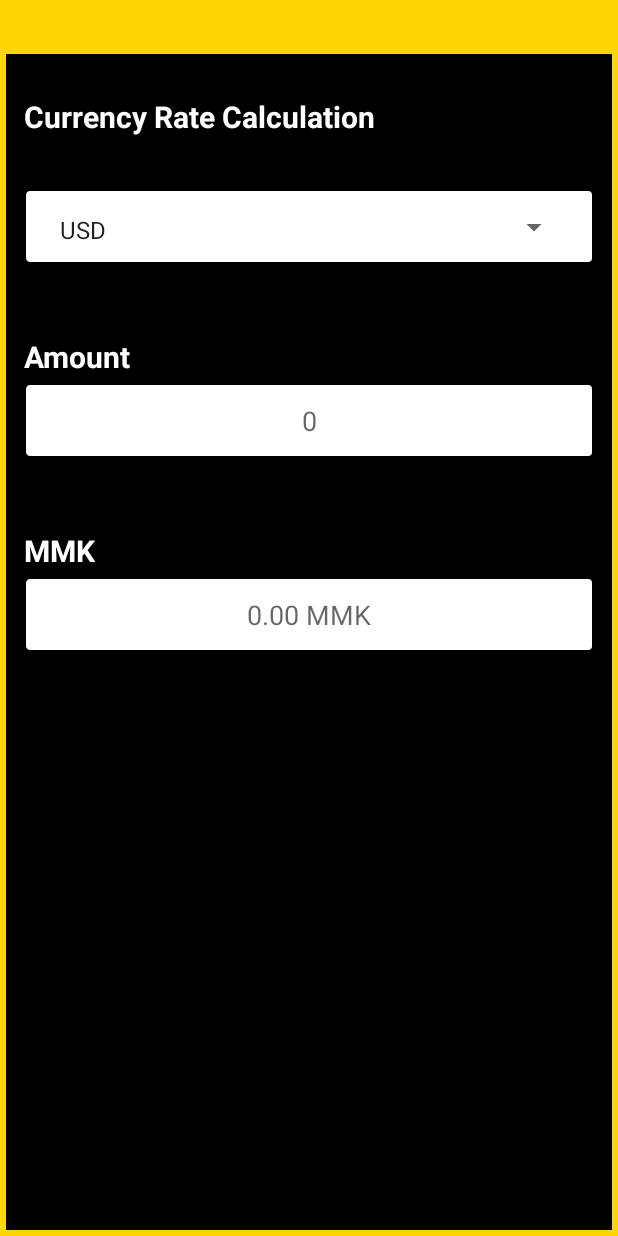
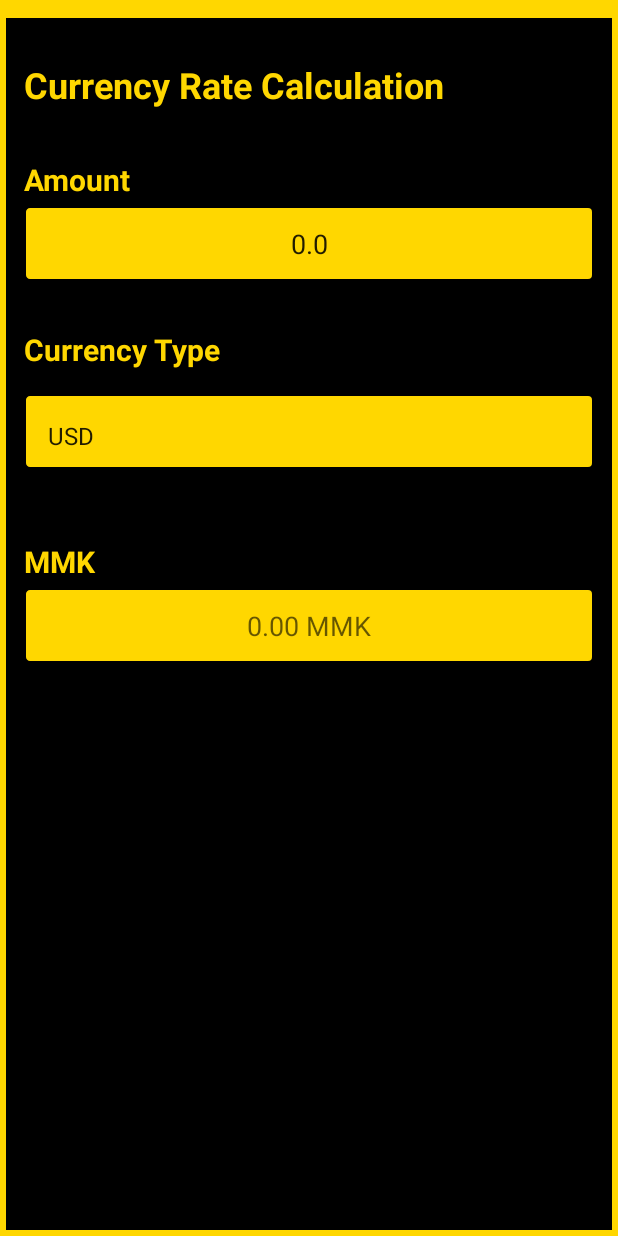
Before and after one commit to haymarsan/Exchange_Rate, an Android app: the layout fragment_currency_calculation.xml on its own in the app's theme, with its tools: preview values and no code run, on a phone screen of 412 x 824 dp. Run offline under Robolectric (Android 15) with nearby library versions, the phone set to English and light mode, and no system bars.

Commit message:
fix: Calculation Currency

```diff
--- a/app/src/main/res/drawable-v24/bg_square_border.xml
+++ b/app/src/main/res/drawable-v24/bg_square_border.xml
@@ -2,7 +2,7 @@
 <shape xmlns:android="http://schemas.android.com/apk/res/android"
     android:shape="rectangle">
 
-    <solid android:color="@android:color/white" />
+    <solid android:color="@color/gold" />
     <corners
             android:bottomLeftRadius="3dp"
             android:bottomRightRadius="3dp"
--- a/app/src/main/res/layout/fragment_demo_two.xml
+++ b/app/src/main/res/layout/fragment_currency_calculation.xml
@@ -20,61 +20,75 @@
     <RelativeLayout android:layout_width="match_parent" android:layout_height="match_parent"
                     android:id="@+id/rlFrame"
                     android:padding="@dimen/margin_card_medium_2"
-                    android:layout_marginTop="@dimen/margin_xlarge"
+                    android:layout_marginTop="@dimen/margin_medium"
                     android:background="@color/black">
 
         <TextView android:layout_width="match_parent" android:layout_height="50dp"
                   android:id="@+id/tvCalculationTitle"
                   android:layout_marginTop="@dimen/margin_medium_2"
                   android:text="Currency Rate Calculation"
+                  android:textSize="@dimen/text_heading_1x"
+                  android:textColor="@color/gold"
+                  android:textStyle="bold"/>
+
+
+        <TextView android:layout_width="match_parent" android:layout_height="wrap_content"
+                  android:id="@+id/tvAmount"
+                  android:text="Amount"
+                  android:layout_marginTop="@dimen/margin_medium_2"
+                  android:layout_below="@+id/tvCalculationTitle"
                   android:textSize="@dimen/text_regular_3x"
-                  android:textColor="@android:color/white"
+                  android:textColor="@color/gold"
+                  android:textStyle="bold"/>
+
+        <EditText android:layout_width="match_parent" android:layout_height="50dp"
+                  android:id="@+id/etAmount"
+                  android:layout_marginTop="@dimen/margin_small"
+                  android:layout_below="@+id/tvAmount"
+                  android:text="0.0"
+                  android:inputType="numberDecimal"
+                  android:textAlignment="center"
+                  android:background="@drawable/bg_square_border"/>
+
+        <TextView android:layout_width="match_parent" android:layout_height="wrap_content"
+                  android:id="@+id/tvCurrencyType"
+                  android:text="Currency Type"
+                  android:layout_marginTop="@dimen/margin_xlarge"
+                  android:layout_below="@+id/etAmount"
+                  android:textSize="@dimen/text_regular_3x"
+                  android:textColor="@color/gold"
                   android:textStyle="bold"/>
 
         <LinearLayout
                 android:id="@+id/llSpinner"
                 android:layout_width="match_parent"
                 android:layout_height="50dp"
-                android:layout_marginTop="@dimen/margin_card_medium_2"
-                android:layout_below="@id/tvCalculationTitle"
+                android:layout_marginTop="@dimen/margin_medium_2"
+                android:layout_below="@id/tvCurrencyType"
                 android:background="@drawable/bg_square_border"
                 android:paddingTop="@dimen/content_padding"
-                android:paddingBottom="@dimen/content_padding"
-                android:paddingStart="@dimen/content_padding"
-                android:paddingEnd="@dimen/content_padding">
+                android:paddingBottom="@dimen/content_padding2"
+                android:paddingStart="@dimen/content_padding2"
+                android:paddingEnd="@dimen/content_padding2">
             <Spinner
                     android:id="@+id/spnCurrency"
                     android:layout_width="match_parent"
                     android:layout_height="wrap_content"
                     android:clickable="false"
                     android:entries="@array/currency_arrays1"
-                    android:textSize="@dimen/text_regular"
+                    android:textSize="@dimen/text_regular_3x"
+                    android:backgroundTint="@color/gold"
             />
         </LinearLayout>
 
-        <TextView android:layout_width="match_parent" android:layout_height="wrap_content"
-                  android:id="@+id/tvAmount"
-                  android:text="Amount"
-                  android:layout_marginTop="@dimen/margin_xxlarge"
-                  android:layout_below="@+id/llSpinner"
-                  android:textSize="@dimen/text_regular_3x"
-                  android:textColor="@android:color/white"
-                  android:textStyle="bold"/>
 
-        <EditText android:layout_width="match_parent" android:layout_height="50dp"
-                  android:id="@+id/etAmount"
-                  android:layout_marginTop="@dimen/margin_small"
-                  android:layout_below="@+id/tvAmount"
-                  android:hint="0"
-                  android:textAlignment="center"
-                  android:background="@drawable/bg_square_border"/>
 
         <TextView android:layout_width="match_parent" android:layout_height="wrap_content"
                   android:id="@+id/tvMMK"
                   android:text="MMK"
                   android:layout_marginTop="@dimen/margin_xxlarge"
-                  android:layout_below="@+id/etAmount"
-                  android:textColor="@android:color/white"
+                  android:layout_below="@+id/llSpinner"
+                  android:textColor="@color/gold"
                   android:textSize="@dimen/text_regular_3x"
                   android:textStyle="bold"/>
 
--- a/app/src/main/res/values/dimens.xml
+++ b/app/src/main/res/values/dimens.xml
@@ -58,4 +58,5 @@
     <dimen name="labels_text_size">14sp</dimen>
 
     <dimen name="content_padding">16dp</dimen>
+    <dimen name="content_padding2">8dp</dimen>
 </resources>
```
Also changed, not shown: app/src/main/java/com/hms/currencyexchange/fragments/CurrencyCalculatorFragment.kt (+34 -27 lines).
